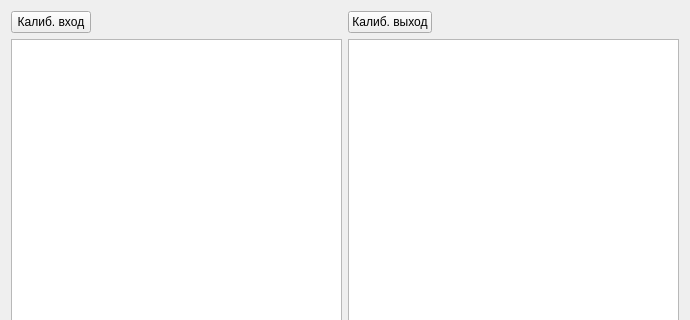
Qt form calibrationwidget.ui (igrekus/out_pow_measure2) before a commit; both pictures show x 0 to 690 and y 0 to 320 of the 690 by 461 pixel window.
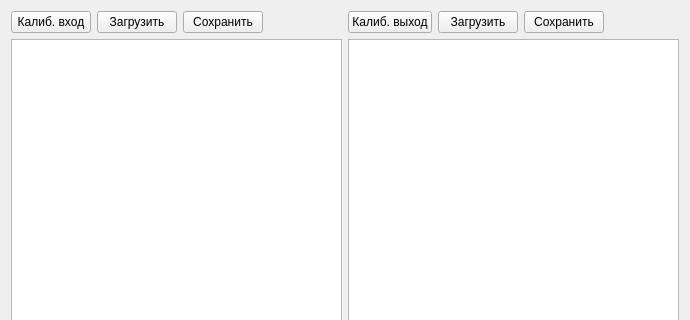
The same form after that commit.

Commit message: ref: more widget namig

What changed in the file:
```diff
--- a/calibrationwidget.ui
+++ b/calibrationwidget.ui
@@ -31,6 +31,20 @@
          </property>
         </widget>
        </item>
+       <item>
+        <widget class="QPushButton" name="btnLoadIn">
+         <property name="text">
+          <string>Загрузить</string>
+         </property>
+        </widget>
+       </item>
+       <item>
+        <widget class="QPushButton" name="btnSaveIn">
+         <property name="text">
+          <string>Сохранить</string>
+         </property>
+        </widget>
+       </item>
        <item>
         <spacer name="horizontalSpacer">
          <property name="orientation">
@@ -72,6 +86,20 @@
          </property>
         </widget>
        </item>
+       <item>
+        <widget class="QPushButton" name="btnLoadOut">
+         <property name="text">
+          <string>Загрузить</string>
+         </property>
+        </widget>
+       </item>
+       <item>
+        <widget class="QPushButton" name="btnSaveOut">
+         <property name="text">
+          <string>Сохранить</string>
+         </property>
+        </widget>
+       </item>
        <item>
         <spacer name="horizontalSpacer_2">
          <property name="orientation">
```
The commit also changes 3 other files.
